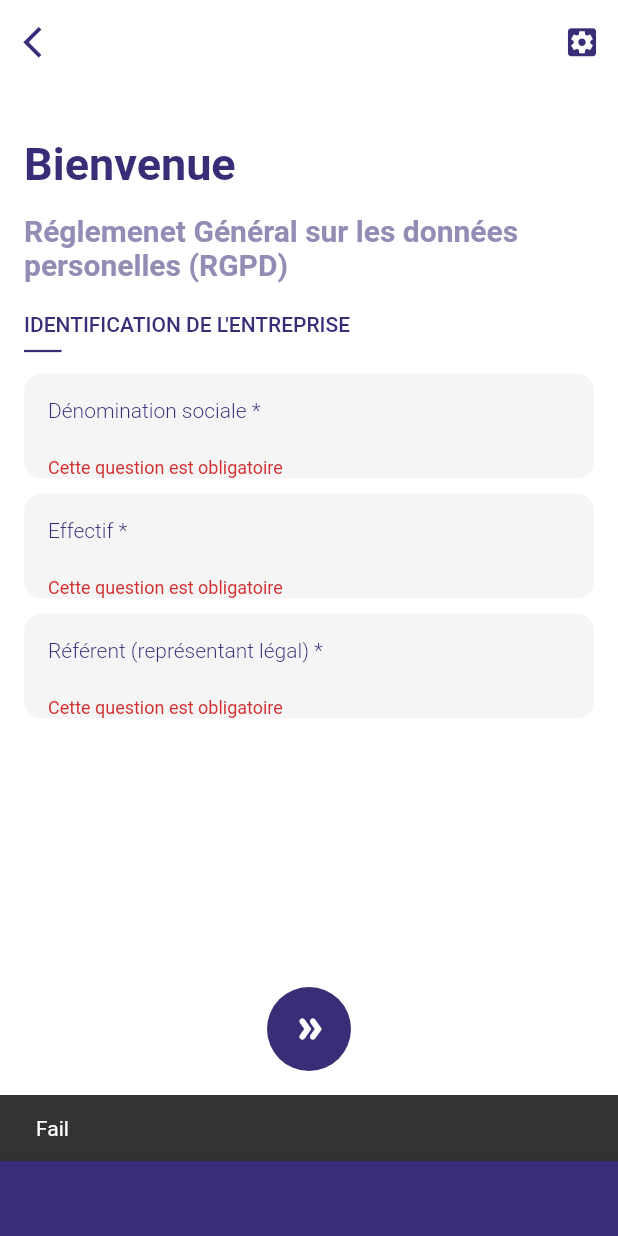
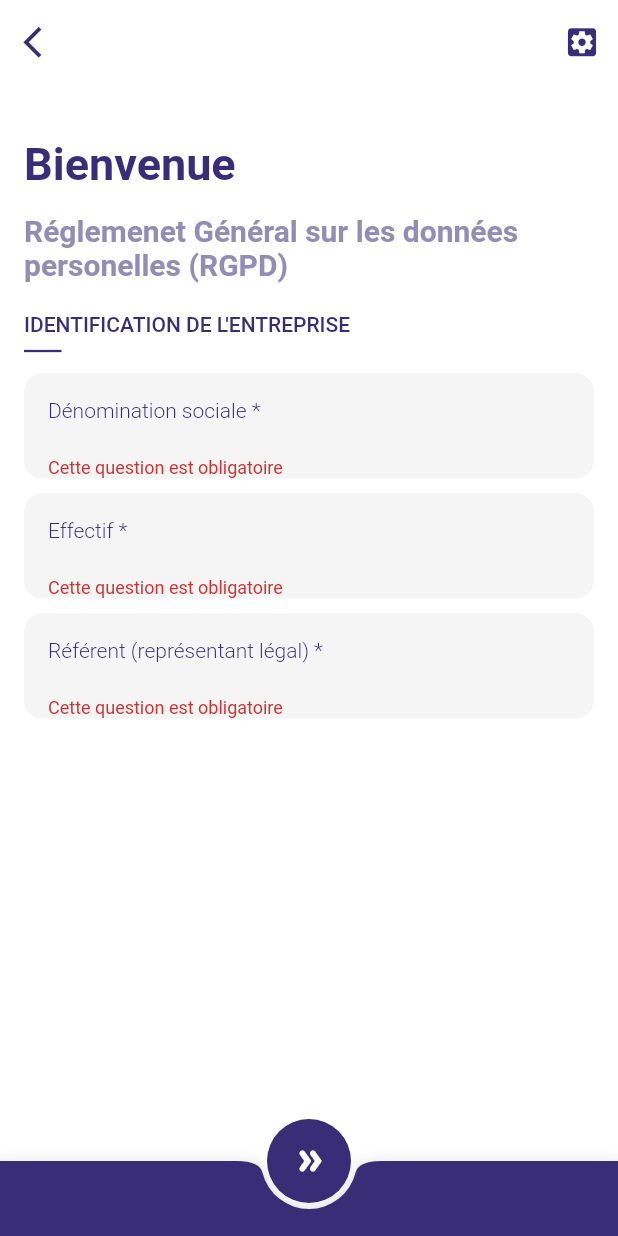
Before and after one commit to abdel7ak96/survey_app, a Flutter app: the screen it shows after launch, after a tap on the "double arrow" icon, on a phone screen of 412 x 824 dp. Run offline on Flutter 3.47's test engine with Material 2 defaults, Android fonts, the phone set to English and light mode, and no system bars; our stand-ins replace dots_indicator.

Commit message:
Minor TODOs fixes
- Get rid of unused _formKey value from TextQuestion
- hide FAB when keyboard is open

```diff
--- a/lib/src/views/IdentificationView.dart
+++ b/lib/src/views/IdentificationView.dart
@@ -8,10 +8,12 @@ class IdentificationView extends StatefulWidget {
 }
 
 class _IdentificationViewState extends State<IdentificationView> {
+
   final _formKey = GlobalKey<FormState>();
 
   @override
   Widget build(BuildContext context) {
+  final showFAB = MediaQuery.of(context).viewInsets.bottom==0.0;
     return Scaffold(
         backgroundColor: Colors.white,
         appBar: AppBar(
@@ -89,26 +91,17 @@ class _IdentificationViewState extends State<IdentificationView> {
             ),
           ]),
         ),
-        // TODO : Make the floatingActionButton disappear when the keyboard is open
         floatingActionButtonLocation: FloatingActionButtonLocation.centerDocked,
-        floatingActionButton: FloatingActionButton(
+        floatingActionButton: showFAB ? FloatingActionButton(
           onPressed: () => {
-            if (_formKey.currentState!.validate())
-              {
-                ScaffoldMessenger.of(context).showSnackBar(
-                  const SnackBar(content: Text('Success')),
-                )
-              }
-            else {
-              ScaffoldMessenger.of(context).showSnackBar(
-                  const SnackBar(content: Text('Fail')),
-                )
+            if (_formKey.currentState!.validate()) {
+
             }
           },
           child: Icon(Icons.double_arrow_rounded),
           backgroundColor: Color.fromRGBO(58, 45, 119, 1),
           elevation: 0,
-        ),
+        ) : null,
         bottomNavigationBar: BottomAppBar(
           shape: CircularNotchedRectangle(),
           color: Color.fromRGBO(58, 45, 119, 1),
--- a/lib/src/views/components/TextQuestion.dart
+++ b/lib/src/views/components/TextQuestion.dart
@@ -1,10 +1,9 @@
 import 'package:flutter/material.dart';
 
 class TextQuestion extends StatelessWidget {
-  const TextQuestion({Key? key, required this.question, required this.formKey}) : super(key: key);
+  const TextQuestion({Key? key, required this.question}) : super(key: key);
 
   final String question;
-  final GlobalKey<FormState> formKey; // TODO : Get rid of unused formKey
 
   @override
   Widget build(BuildContext context) {
```
Also changed, not shown: lib/src/views/QuestionsView.dart (+2 -7 lines).
